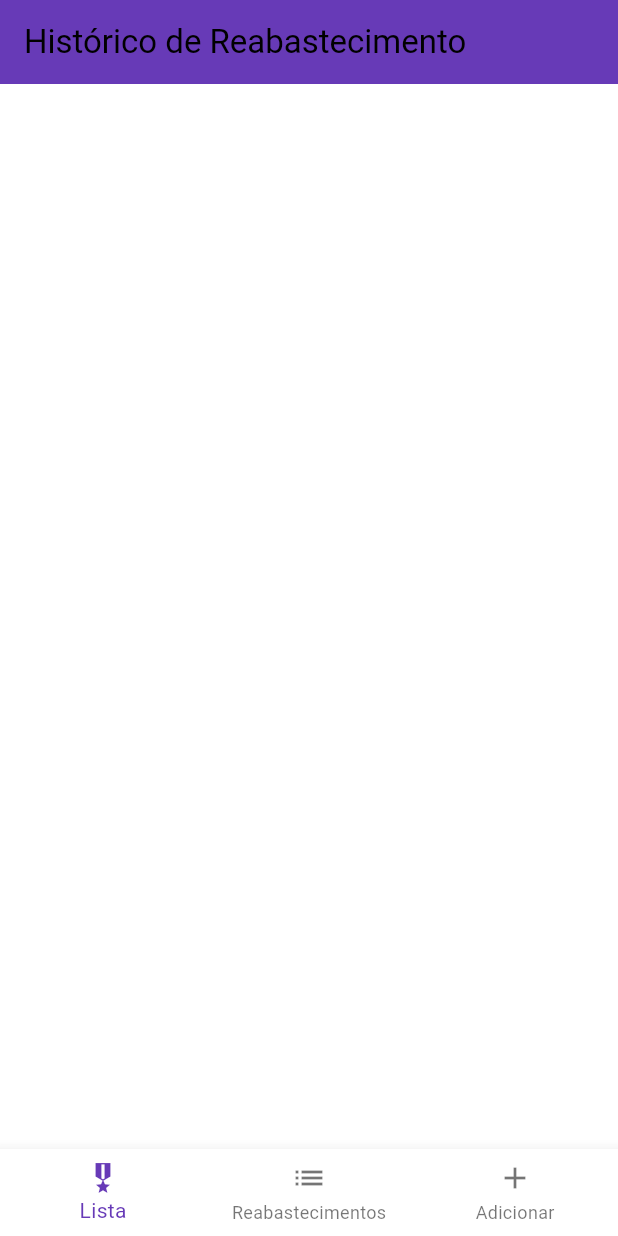
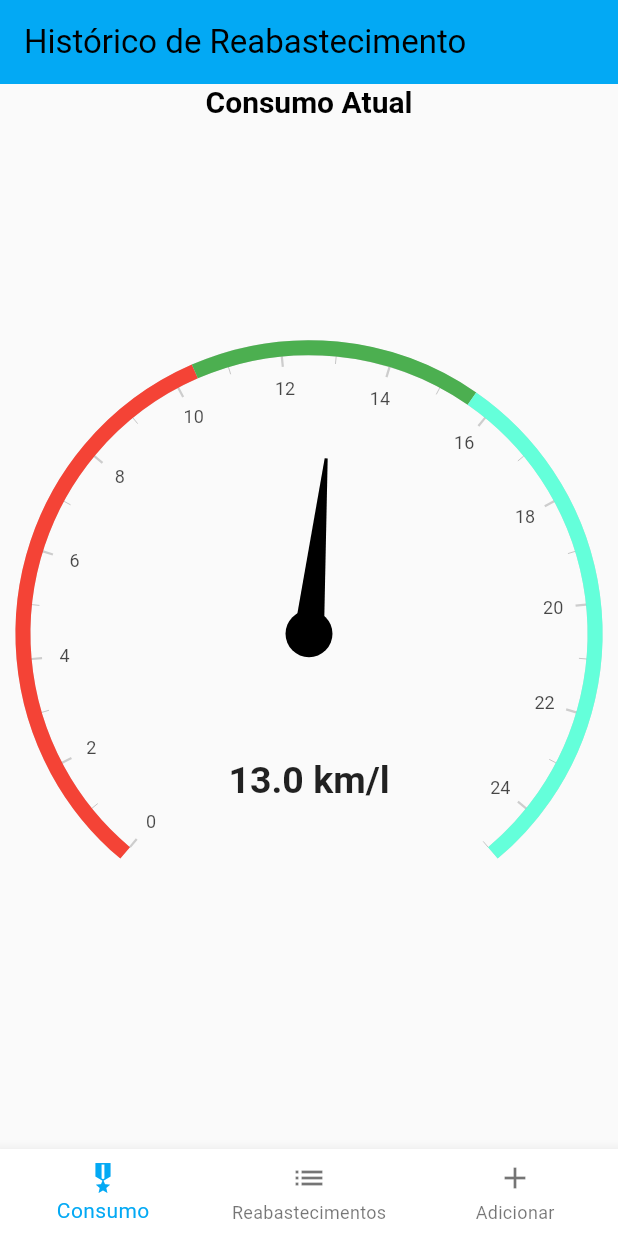
Before and after one commit to jdosaraiva/fuel_consumption, a Flutter app: the screen it shows after launch, on a phone screen of 412 x 824 dp. Run offline on Flutter 3.47's test engine with Material 2 defaults, Android fonts, the phone set to English and light mode, and no system bars; drawn by our look-alikes of syncfusion_flutter_gauges; our stand-ins replace csv, logger, sqflite; accounts and stored records are empty.

Commit message:
Minimum Viable Product

```diff
--- a/lib/main.dart
+++ b/lib/main.dart
@@ -1,21 +1,18 @@
 import 'package:flutter/material.dart';
 import 'package:fuel_consumption/dao/reabastecimento_dao.dart';
+import 'package:fuel_consumption/models/reabastecimento.dart';
 import 'package:fuel_consumption/models/registro_abastecimento.dart';
-import 'package:fuel_consumption/screens/listview_widget.dart';
+import 'package:fuel_consumption/screens/consumo_widget.dart';
+// import 'package:fuel_consumption/screens/listview_widget.dart';
 import 'package:fuel_consumption/screens/reabastecimento_form.dart';
 import 'package:fuel_consumption/screens/reabastecimento_list.dart';
-import 'package:intl/intl.dart';
 import 'package:fuel_consumption/utils.dart';
-import 'package:path_provider/path_provider.dart';
-import 'package:sqflite/sqflite.dart';
-import 'dart:io';
 
 void main() async {
   WidgetsFlutterBinding.ensureInitialized();
   final List<RegistroAbastecimento> dados = await carregarDados();
   runApp(MyApp(dados: dados));
 }
-
 
 class MyApp extends StatelessWidget {
   const MyApp({Key? key, required this.dados}) : super(key: key);
@@ -26,7 +23,8 @@ class MyApp extends StatelessWidget {
     return MaterialApp(
       title: 'Consumo de Combustível',
       theme: ThemeData(
-        colorScheme: ColorScheme.fromSwatch(primarySwatch: Colors.deepPurple),
+        colorScheme: ColorScheme.fromSwatch(
+            primarySwatch: Colors.lightBlue, backgroundColor: Colors.white),
         useMaterial3: true,
       ),
       home: MyHomePage(title: 'Histórico de Reabastecimento', dados: dados),
@@ -35,7 +33,7 @@ class MyApp extends StatelessWidget {
 }
 
 class MyHomePage extends StatefulWidget {
-  const MyHomePage({Key? key, required this.title, required this.dados})
+  MyHomePage({Key? key, required this.title, required this.dados})
       : super(key: key);
   final String title;
   final List<RegistroAbastecimento> dados;
@@ -62,15 +60,29 @@ class _MyHomePageState extends State<MyHomePage> {
   @override
   void initState() {
     super.initState();
-    // _dao.excluiDatabase();
+
+//    _dao.excluiDatabase();
+//    initBaseFromDados();
+
     _pages = [
-      ListViewWidget(
-          dados: widget.dados,
-          selectedItem: selectedItem,
-          onItemSelected: onItemSelected),
-      ReabastecimentoList(),
-      AdicionarReabastecimentoForm(),
+      ConsumoCombustivelWidget(),
+      const ReabastecimentoList(),
+      const AdicionarReabastecimentoForm(),
     ];
+  }
+
+  void initBaseFromDados() {
+    widget.dados.reversed.forEach(insereReabastecimento);
+  }
+
+  void insereReabastecimento(RegistroAbastecimento ra) {
+    Reabastecimento reabastecimento = Reabastecimento(
+        dataReabastecimento: ra.dataReabastecimento,
+        quantidade: ra.quantidade,
+        kilometragem: ra.kilometragem,
+        combustivel: ra.combustivel,
+        valor: 0.0);
+    _dao.insert(reabastecimento);
   }
 
   @override
@@ -98,10 +110,10 @@ class _MyHomePageState extends State<MyHomePage> {
             curve: Curves.easeInOut,
           );
         },
-        items: [
+        items: const <BottomNavigationBarItem>[
           BottomNavigationBarItem(
             icon: Icon(Icons.military_tech_sharp),
-            label: 'Lista',
+            label: 'Consumo',
           ),
           BottomNavigationBarItem(
             icon: Icon(Icons.list),
--- /dev/null
+++ b/lib/screens/consumo_widget.dart
@@ -0,0 +1,117 @@
+import 'dart:async';
+
+import 'package:flutter/material.dart';
+import 'package:fuel_consumption/utils.dart';
+import 'package:intl/intl.dart';
+import 'package:syncfusion_flutter_gauges/gauges.dart';
+
+class ConsumoCombustivelWidget extends StatefulWidget {
+  ConsumoCombustivelWidget({Key? key}) : super(key: key);
+
+  @override
+  _ConsumoCombustivelWidgetState createState() =>
+      _ConsumoCombustivelWidgetState();
+}
+
+class _ConsumoCombustivelWidgetState extends State<ConsumoCombustivelWidget> {
+  final format = NumberFormat('0.0');
+  double _consumo = 11.0;
+
+  final _consumoStreamController = StreamController<double>();
+
+  Stream<double> get consumoStream => _consumoStreamController.stream;
+
+  @override
+  void initState() {
+    super.initState();
+    atualizaConsumo();
+  }
+
+  @override
+  void dispose() {
+    _consumoStreamController.close();
+    super.dispose();
+  }
+
+  void atualizaConsumo() async {
+    double novoConsumo = await calculaConsumo();
+    setState(() {
+      _consumo = novoConsumo;
+    });
+    _consumoStreamController.add(novoConsumo);
+  }
+
+  @override
+  Widget build(BuildContext context) {
+    return MaterialApp(
+      home: Scaffold(
+        body: Center(
+          child: Container(
+            child: StreamBuilder<double>(
+              stream: consumoStream,
+              initialData: _consumo,
+              builder: (context, snapshot) {
+                return SfRadialGauge(
+                  axes: <RadialAxis>[
+                    RadialAxis(
+                      minimum: 0.0,
+                      maximum: 25.0,
+                      pointers: <GaugePointer>[
+                        NeedlePointer(value: snapshot.data ?? _consumo),
+                      ],
+                      ranges: [
+                        GaugeRange(
+                          startValue: 0,
+                          endValue: 10.4,
+                          color: Colors.red,
+                          startWidth: 10,
+                          endWidth: 10,
+                        ),
+                        GaugeRange(
+                          startValue: 10.4,
+                          endValue: 15.6,
+                          color: Colors.green,
+                          startWidth: 10,
+                          endWidth: 10,
+                        ),
+                        GaugeRange(
+                          startValue: 15.6,
+                          endValue: 25,
+                          color: Colors.tealAccent,
+                          startWidth: 10,
+                          endWidth: 10,
+                        ),
+                      ],
+                      annotations: <GaugeAnnotation>[
+                        GaugeAnnotation(
+                          angle: 90,
+                          positionFactor: 0.5,
+                          widget: Container(
+                            child: Text(
+                              '${format.format(snapshot.data ?? _consumo)} km/l',
+                              style: const TextStyle(
+                                fontSize: 25.0,
+                                fontWeight: FontWeight.bold,
+                              ),
+                            ),
+                          ),
+                        ),
+                      ],
+                    ),
+                  ],
+                  title: const GaugeTitle(
+                    text: "Consumo Atual",
+                    textStyle: TextStyle(
+                      fontSize: 20.0,
+                      fontWeight: FontWeight.bold,
+                    ),
+                  ),
+                );
+              },
+            ),
+          ),
+        ),
+      ),
+    );
+  }
+}
--- a/lib/screens/listview_widget.dart
+++ b/lib/screens/listview_widget.dart
@@ -1,7 +1,6 @@
 import 'package:flutter/material.dart';
 import 'package:fuel_consumption/models/registro_abastecimento.dart';
 import 'package:intl/intl.dart';
-import 'package:fuel_consumption/utils.dart';
 
 class ListViewWidget extends StatelessWidget {
   final List<RegistroAbastecimento> dados;
--- a/pubspec.yaml
+++ b/pubspec.yaml
@@ -39,6 +39,9 @@ dependencies:
   csv: ^5.0.1
   sqflite: ^2.2.7
   path_provider: ^2.0.14
+  syncfusion_flutter_gauges: ^21.1.41
+  logger: ^1.3.0
+  path: ^1.8.3
 
 dev_dependencies:
   flutter_test:
```
Also changed, not shown: lib/dao/reabastecimento_dao.dart (+18 -6 lines), lib/database.dart (+11 -2 lines), lib/models/registro_abastecimento.dart (+11 -2 lines), lib/screens/reabastecimento_form.dart (+38 -38 lines), lib/screens/reabastecimento_list.dart (+54 -9 lines), lib/utils.dart (+25 -1 lines), pubspec.lock.
